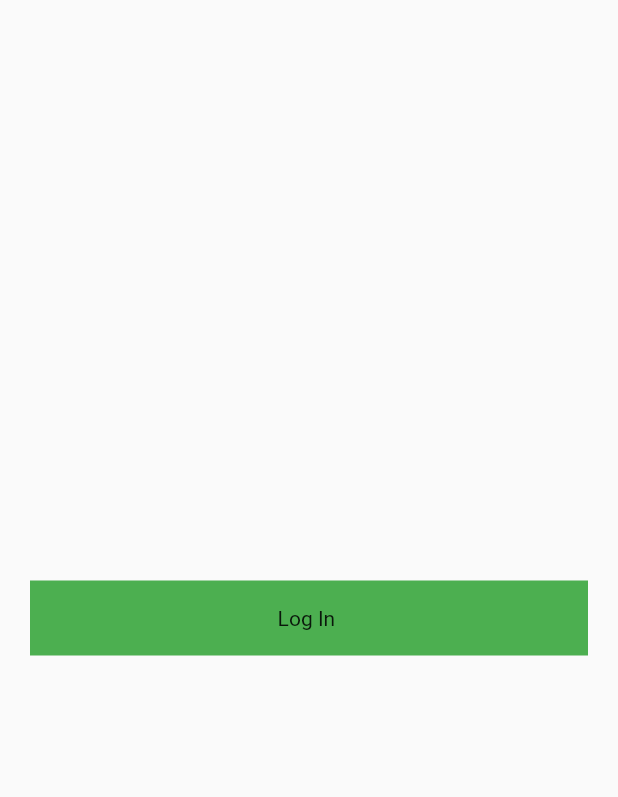
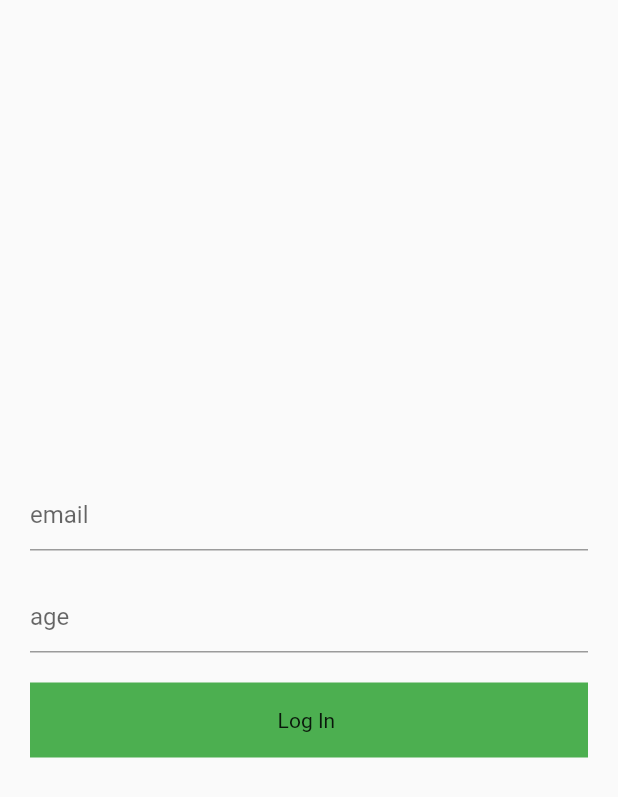
Before and after one commit to Zohaib234/c9_flutter_shared_preferences, a Flutter app: the screen it shows after launch, on a phone screen of 412 x 824 dp. Shown: the top 797 px of the screen. Run offline on Flutter 3.47's test engine with Material 2 defaults, Android fonts, the phone set to English and light mode, and no system bars; our stand-ins replace shared_preferences; network calls fail.

Commit message:
login functionality with shared preferences

```diff
--- a/lib/login.dart
+++ b/lib/login.dart
@@ -1,4 +1,7 @@
+import 'package:c9_shared_preferences/home.dart';
 import 'package:flutter/material.dart';
+import 'package:shared_preferences/shared_preferences.dart';
+
 class LoginScreen extends StatefulWidget {
   const LoginScreen({Key? key}) : super(key: key);
 
@@ -7,17 +10,43 @@ class LoginScreen extends StatefulWidget {
 }
 
 class _LoginScreenState extends State<LoginScreen> {
+  final emailcontroller = TextEditingController();
+  final agecontroller = TextEditingController();
   @override
   Widget build(BuildContext context) {
     return Scaffold(
-
       body: Column(
         mainAxisAlignment: MainAxisAlignment.center,
         crossAxisAlignment: CrossAxisAlignment.center,
         children: [
+          Padding(
+            padding: const EdgeInsets.symmetric(horizontal: 20),
+            child: TextFormField(
+              controller: emailcontroller,
+              decoration: const InputDecoration(hintText: "email"),
+            ),
+          ),
+          const SizedBox(
+            height: 20,
+          ),
+          Padding(
+            padding: const EdgeInsets.symmetric(horizontal: 20),
+            child: TextFormField(
+              controller: agecontroller,
+              decoration: const InputDecoration(hintText: "age"),
+            ),
+          ),
+          const SizedBox(
+            height: 20,
+          ),
           InkWell(
-            onTap: (){
+            onTap: () async {
+              SharedPreferences prefer = await SharedPreferences.getInstance();
+              prefer.setString("email", emailcontroller.text.toString());
+              prefer.setString("age", agecontroller.text.toString());
+              prefer.setBool("IsLogIn", true);
 
+              Navigator.push(context, MaterialPageRoute(builder: (context)=>HomeScreen()));
             },
             child: Padding(
               padding: const EdgeInsets.symmetric(horizontal: 20),
--- a/pubspec.yaml
+++ b/pubspec.yaml
@@ -35,6 +35,8 @@ dependencies:
   # The following adds the Cupertino Icons font to your application.
   # Use with the CupertinoIcons class for iOS style icons.
   cupertino_icons: ^1.0.2
+  shared_preferences: ^2.1.1
+
 
 dev_dependencies:
   flutter_test:
```
Also changed, not shown: lib/home.dart (+30 -2 lines), lib/splash_screen.dart (+22 -6 lines), pubspec.lock.
